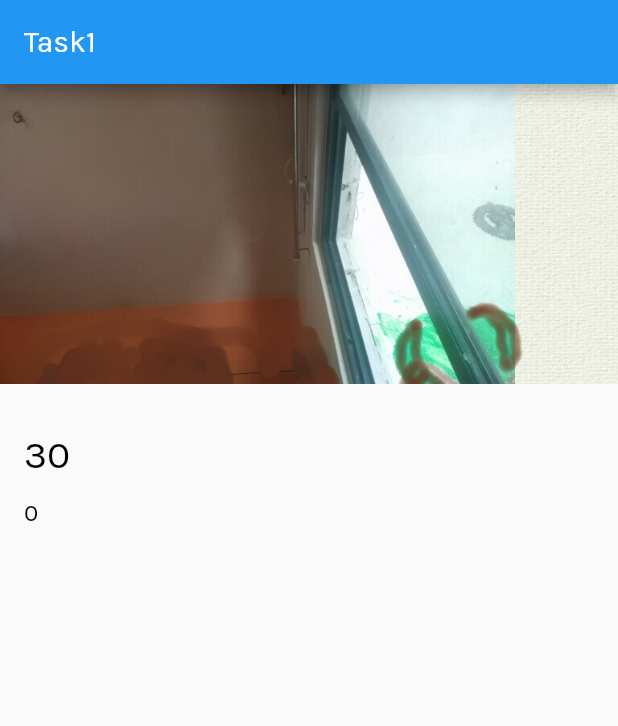
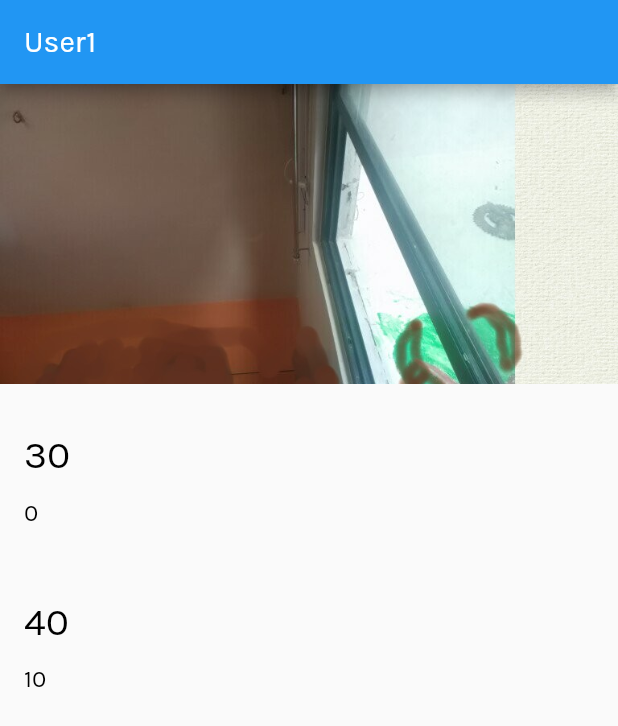
Before and after one commit to pankajso/fluttertemplate, a Flutter app: the screen it shows after launch, on a phone screen of 412 x 824 dp. Shown: the top 726 px of the screen. Run offline on Flutter 3.47's test engine with Material 2 defaults, Android fonts, the phone set to English and light mode, and no system bars.

Commit message:
modifed model and related views

```diff
--- a/lib/models/task.dart
+++ b/lib/models/task.dart
@@ -2,20 +2,16 @@ import './task_detail.dart';
 
 /// Represents a task user have.
 class Task {
-  final String name;
-  final int id;
+  final String username;
+  final int currentActiveid;
   final List<TaskDetail> taskdetails;
 
-  Task(this.name, this.id, this.taskdetails);
+  Task(this.username, this.currentActiveid, this.taskdetails);
 
-  static List<Task> fetchAll() {
-    return [
-      Task('Task1', 1, [
-        TaskDetail(30, 0, TaskStatus.init),  TaskDetail(40, 10, TaskStatus.pause)
-      ]),
-      Task('Task2', 2, [
-        TaskDetail(30, 0, TaskStatus.init)
-      ]),
-    ];
+  static Task fetchAll() {
+    return
+      Task('User1', 2, [
+        TaskDetail(1, "Task 1", 30, 0, TaskStatus.init),  TaskDetail(2, "Task 2",40, 10, TaskStatus.pause)
+      ]);
   }
 }
--- a/lib/models/task_detail.dart
+++ b/lib/models/task_detail.dart
@@ -9,9 +9,11 @@ enum TaskStatus{
 }
 
 class TaskDetail {
+  final int id;
+  final String name;
   final int estimate;
   final int actual;
   final TaskStatus status;
 
-  TaskDetail(this.estimate, this.actual,this.status);
+  TaskDetail(this.id, this.name, this.estimate, this.actual, this.status);
 }
--- a/lib/views/home.dart
+++ b/lib/views/home.dart
@@ -17,17 +17,17 @@ class Home extends StatelessWidget {
       body: Column(
         mainAxisAlignment: MainAxisAlignment.start,
         crossAxisAlignment: CrossAxisAlignment.stretch,
-        children: data(_summaryList,_detailsList,_colorList),
+        // children: data(_summaryList,_detailsList,_colorList),
       ),
     );
   }
 }
 
-List<Widget> data(_summaryList,_detailsList,_colorList) {
-    List<Widget> widgetList = List();
-    widgetList.add(ImageBanner('assets/images/1.jpg'));
-    for (int i = 0; i < _colorList.length; i++) {
-      widgetList.add(TextSection(_summaryList[i],_detailsList[i], _colorList[i]));
-    }
-    return widgetList;
-  }
+// List<Widget> data(_summaryList,_detailsList,_colorList) {
+//     List<Widget> widgetList = List();
+//     widgetList.add(ImageBanner('assets/images/1.jpg'));
+//     for (int i = 0; i < _colorList.length; i++) {
+//       widgetList.add(TextSection(_summaryList[i],_detailsList[i], _colorList[i]));
+//     }
+//     return widgetList;
+//   }
--- a/lib/views/task_view.dart
+++ b/lib/views/task_view.dart
@@ -6,9 +6,7 @@ import 'image_banner.dart';
 
 class TaskView extends StatelessWidget {
   final tasks = Task.fetchAll();
-  final task = Task('Task1', 1, [
-        TaskDetail(30, 0, TaskStatus.init),
-      ]);
+
   //  Task("Task1", 1, TaskDetail([30,0, TaskStatus.init]));
   // final task = tasks.first;
   // final List _colorList = [Colors.red, Colors.blue, Colors.green];
@@ -20,20 +18,20 @@ class TaskView extends StatelessWidget {
   Widget build(BuildContext context) {
     return Scaffold(
       appBar: AppBar(
-        title: Text(task.name),
+        title: Text(tasks.username),
       ),
       body: Column(
         mainAxisAlignment: MainAxisAlignment.start,
         crossAxisAlignment: CrossAxisAlignment.stretch,
         children: [
           ImageBanner('assets/images/1.jpg'),
-        ]..addAll(textSections(task)) ,
+        ]..addAll(textSections(tasks)) ,
       ),
     );
   }
   List<Widget> textSections(Task task) {
     return task.taskdetails
-        .map((taskdetails) => TextSection(taskdetails.estimate, taskdetails.actual, taskdetails.status))
+        .map((details) => TextSection(details.id, details.name, details.estimate, details.actual, details.status))
         .toList();
   }
 
--- a/lib/views/text_section.dart
+++ b/lib/views/text_section.dart
@@ -7,11 +7,13 @@ class TextSection extends StatelessWidget {
   // final String _body;
   final int _estimate;
   final int _actual;
+  final int _id;
+  final String _name;
   final TaskStatus _status;
 
   static const double _hPad = 16.0;
 
-  TextSection(this._estimate, this._actual, this._status);
+  TextSection(this._id, this._name, this._estimate, this._actual, this._status);
 
   @override
   Widget build(BuildContext context) {
```
